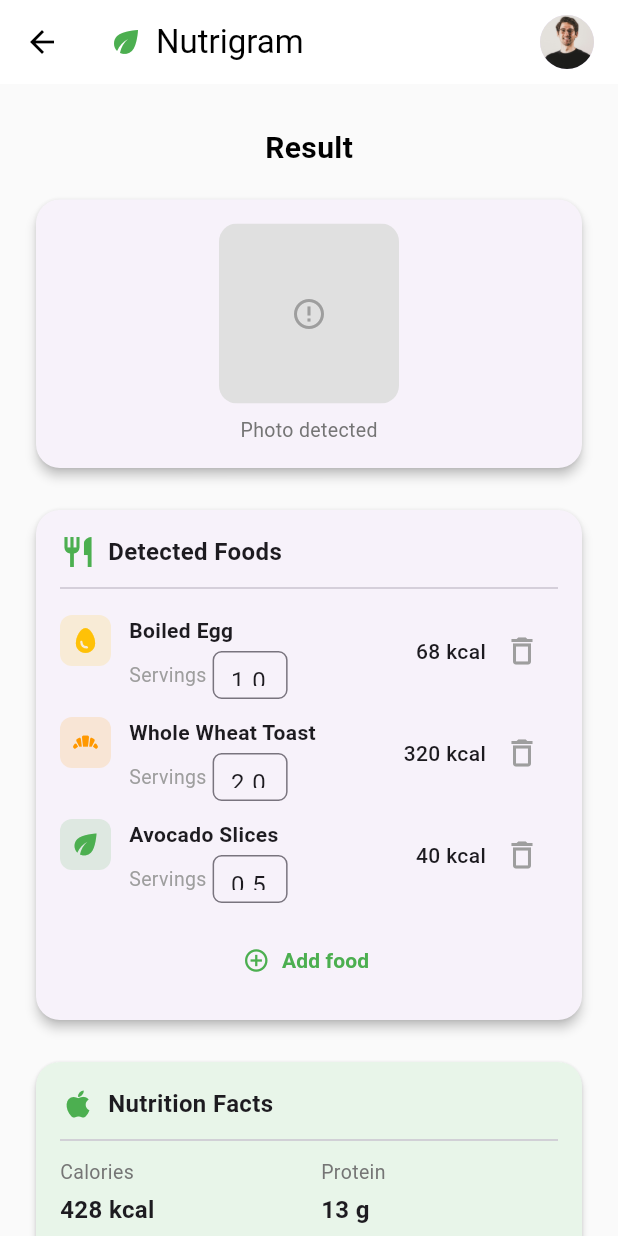
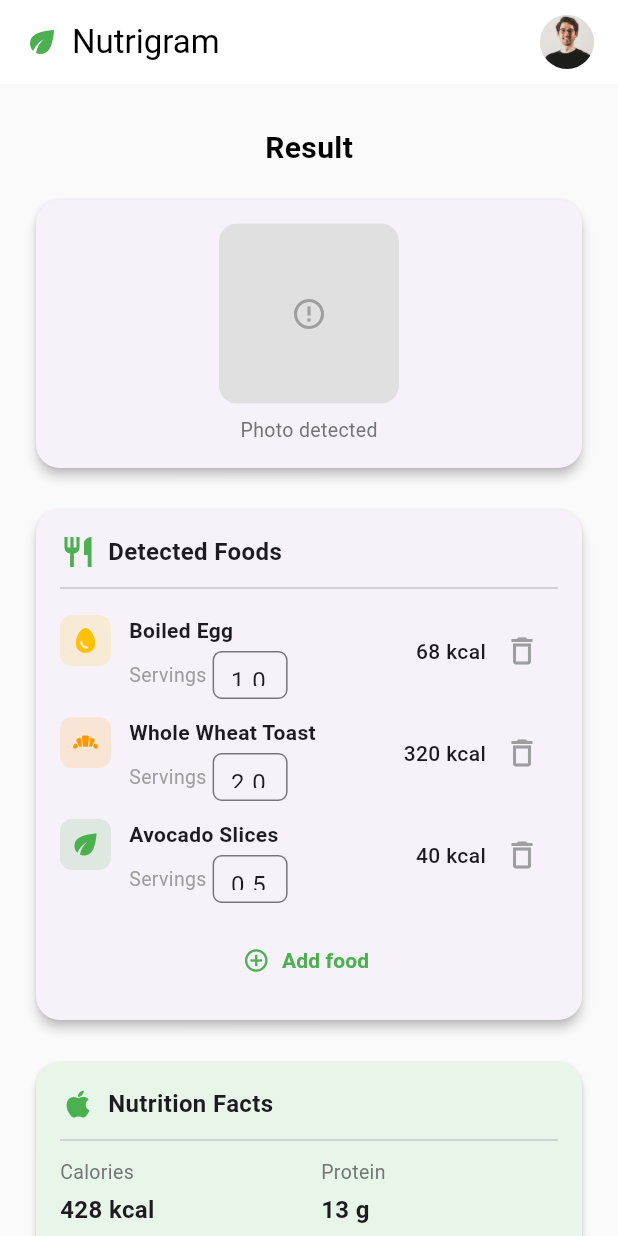
Before and after one commit to kurt-ds/nutrigram, a Flutter app: the ResultScreen screen opened directly with empty values, on a phone screen of 412 x 824 dp. Run offline on Flutter 3.47's test engine with Material 3 defaults, Android fonts, the phone set to English and light mode, and no system bars; our stand-ins replace camera, google_generative_ai, image_picker; Roboto replaces fonts that are missing (Inter, Helvetica).

Commit message:
debug: remove backwards feature from result page to camera_capture page

```diff
--- a/lib/components/custom_app_bar.dart
+++ b/lib/components/custom_app_bar.dart
@@ -11,6 +11,7 @@ class CustomAppBar extends StatelessWidget implements PreferredSizeWidget {
   @override
   Widget build(BuildContext context) {
     return AppBar(
+      automaticallyImplyLeading: showBackButton,
       leading: showBackButton
           ? IconButton(
               icon: Icon(Icons.arrow_back, color: Colors.black),
--- a/lib/screens/result_screen.dart
+++ b/lib/screens/result_screen.dart
@@ -94,9 +94,11 @@ class _ResultScreenState extends State<ResultScreen> {
 
   @override
   Widget build(BuildContext context) {
-    return Scaffold(
+    return WillPopScope(
+      onWillPop: () async => false, // Disable back button/gesture
+      child: Scaffold(
         backgroundColor: Colors.grey[50],
-      appBar: const CustomAppBar(showBackButton: true),
+        appBar: const CustomAppBar(showBackButton: false),
         body: SingleChildScrollView(
           padding: const EdgeInsets.all(20),
           child: Column(
@@ -320,6 +322,7 @@ class _ResultScreenState extends State<ResultScreen> {
             ],
           ),
         ),
+      ),
     );
   }
 
```
Lines whose indentation alone changed are shown as unchanged.
